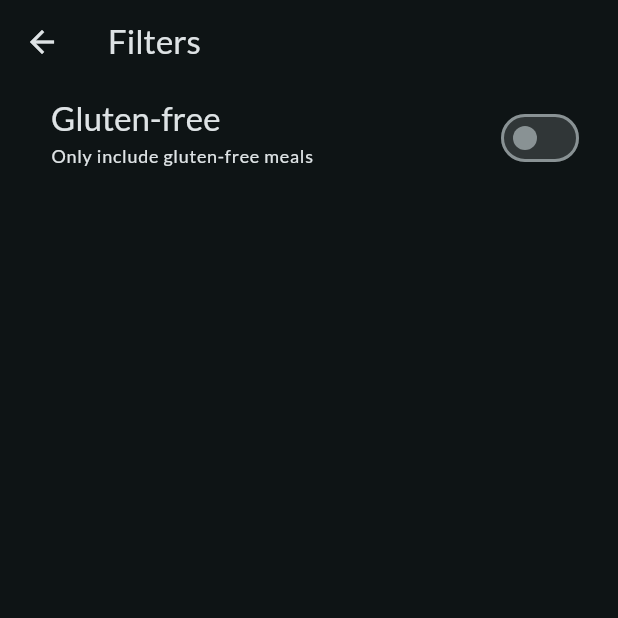
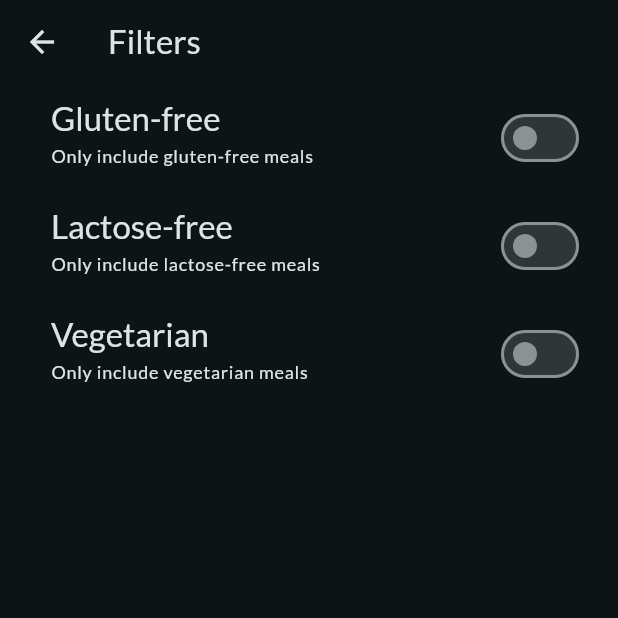
Before and after one commit to DereckAn/FlutterProjects, a Flutter app: the FilterScreen screen opened directly, on a phone screen of 412 x 824 dp, the top half of it. Run offline on Flutter 3.47's test engine with Material 2 defaults, Android fonts, the phone set to English and light mode, and no system bars; our stand-ins replace google_fonts, transparent_image.

Commit message:
leat: adding more filters

```diff
--- a/meal_app/lib/screens/filter.dart
+++ b/meal_app/lib/screens/filter.dart
@@ -1,6 +1,4 @@
 import 'package:flutter/material.dart';
-import 'package:meal_app/screens/tabs.dart';
-import 'package:meal_app/widgets/main_drawer.dart';
 
 class FilterScreen extends StatefulWidget {
   const FilterScreen({super.key});
@@ -11,6 +9,8 @@ class FilterScreen extends StatefulWidget {
 
 class _FilterScreenState extends State<FilterScreen> {
   var _gluttenFree = false;
+  var _vegetarian = false;
+  var _lactoseFree = false;
 
   @override
   Widget build(BuildContext context) {
@@ -54,6 +54,52 @@ class _FilterScreenState extends State<FilterScreen> {
             activeColor: Theme.of(context).colorScheme.tertiary,
             contentPadding: const EdgeInsets.only(left: 34, right: 22),
           ),
+
+          SwitchListTile(
+            value: _lactoseFree,
+            onChanged: (ischecked) {
+              setState(() {
+                _lactoseFree = ischecked;
+              });
+            },
+            title: Text(
+              'Lactose-free',
+              style: Theme.of(context).textTheme.titleLarge!.copyWith(
+                    color: Theme.of(context).colorScheme.onBackground,
+                  ),
+            ),
+            subtitle: Text(
+              'Only include lactose-free meals',
+              style: Theme.of(context).textTheme.labelMedium!.copyWith(
+                    color: Theme.of(context).colorScheme.onBackground,
+                  ),
+            ),
+            activeColor: Theme.of(context).colorScheme.tertiary,
+            contentPadding: const EdgeInsets.only(left: 34, right: 22),
+          ),
+
+          SwitchListTile(
+            value: _vegetarian,
+            onChanged: (ischecked) {
+              setState(() {
+                _vegetarian = ischecked;
+              });
+            },
+            title: Text(
+              'Vegetarian',
+              style: Theme.of(context).textTheme.titleLarge!.copyWith(
+                    color: Theme.of(context).colorScheme.onBackground,
+                  ),
+            ),
+            subtitle: Text(
+              'Only include vegetarian meals',
+              style: Theme.of(context).textTheme.labelMedium!.copyWith(
+                    color: Theme.of(context).colorScheme.onBackground,
+                  ),
+            ),
+            activeColor: Theme.of(context).colorScheme.tertiary,
+            contentPadding: const EdgeInsets.only(left: 34, right: 22),
+          ),
         ],
       ),
     );
```
